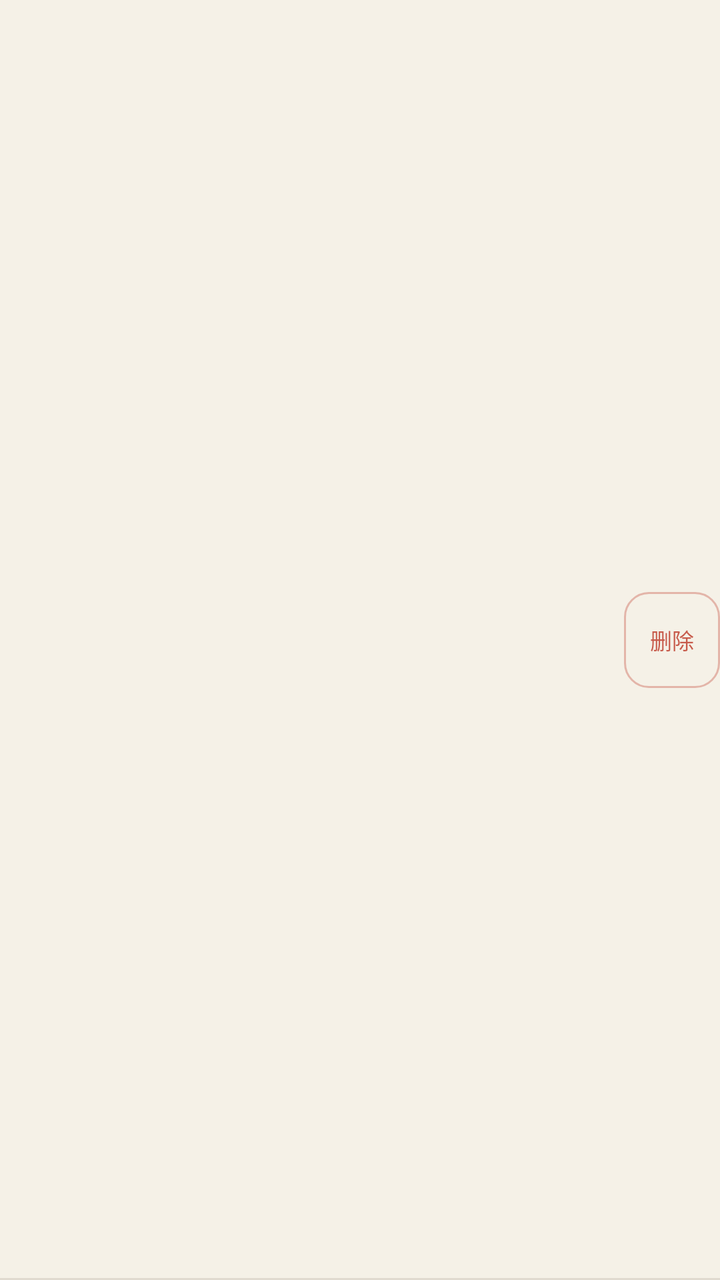
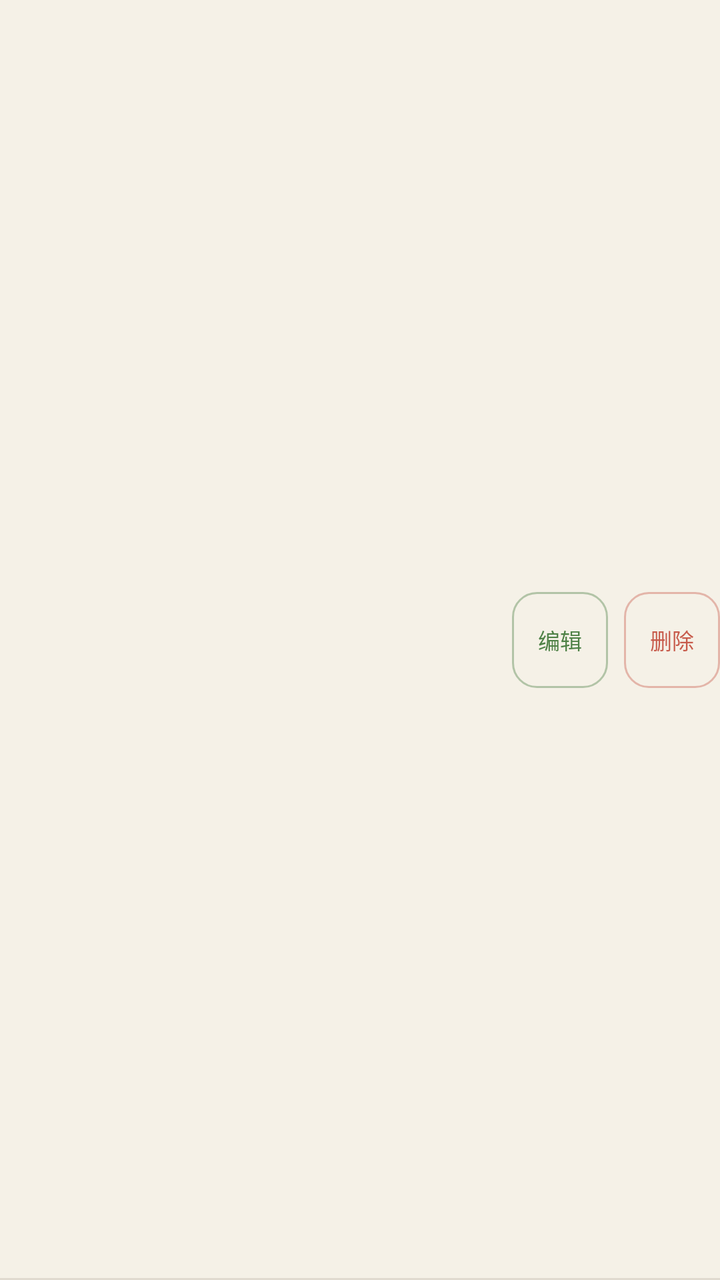

Screens rendered from an Android XML layout before and after an edit, with the pre-edit source and the edit as a unified diff.
<!-- AndroidManifest.xml: application theme Theme.PkmAPP -->
<!-- res/layout/item_transaction.xml -->
<?xml version="1.0" encoding="utf-8"?>
<LinearLayout xmlns:android="http://schemas.android.com/apk/res/android"
    android:layout_width="match_parent"
    android:layout_height="wrap_content"
    android:background="@drawable/bg_transaction_row"
    android:gravity="center_vertical"
    android:orientation="horizontal"
    android:paddingVertical="@dimen/space_8">

    <ImageView
        android:id="@+id/transaction_icon"
        android:layout_width="36dp"
        android:layout_height="36dp"
        android:layout_marginEnd="@dimen/space_12"
        android:contentDescription=""
        android:scaleType="centerInside" />

    <LinearLayout
        android:layout_width="0dp"
        android:layout_height="wrap_content"
        android:layout_weight="1"
        android:orientation="vertical">

        <TextView
            android:id="@+id/transaction_category"
            android:layout_width="wrap_content"
            android:layout_height="wrap_content"
            android:textColor="@color/ink"
            android:textSize="15sp"
            android:textStyle="bold" />

        <TextView
            android:id="@+id/transaction_note"
            android:layout_width="wrap_content"
            android:layout_height="wrap_content"
            android:textColor="@color/wood_brown"
            android:textSize="13sp" />
    </LinearLayout>

    <LinearLayout
        android:layout_width="wrap_content"
        android:layout_height="wrap_content"
        android:gravity="end"
        android:orientation="vertical">

        <TextView
            android:id="@+id/transaction_amount"
            android:layout_width="wrap_content"
            android:layout_height="wrap_content"
            android:textStyle="bold" />

        <TextView
            android:id="@+id/transaction_type"
            android:layout_width="wrap_content"
            android:layout_height="wrap_content"
            android:alpha="0.7"
            android:textSize="10sp" />
    </LinearLayout>

    <TextView
        android:id="@+id/transaction_delete"
        android:layout_width="48dp"
        android:layout_height="48dp"
        android:layout_marginStart="@dimen/space_8"
        android:background="@drawable/bg_transaction_delete"
        android:clickable="true"
        android:contentDescription="删除交易"
        android:focusable="true"
        android:gravity="center"
        android:minWidth="48dp"
        android:minHeight="48dp"
        android:text="删除"
        android:textColor="@color/expense_red"
        android:textSize="11sp" />
</LinearLayout>
<!-- resources referenced by this layout -->
<resources>
  <color name="expense_red">#C75B4B</color>
  <color name="ink">#3B352C</color>
  <color name="wood_brown">#7B5C3B</color>
  <dimen name="space_12">12dp</dimen>
  <dimen name="space_8">8dp</dimen>
  <style name="Theme.PkmAPP" parent="Theme.Material3.DayNight.NoActionBar">
          <item name="android:windowBackground">@color/cream_background</item>
          <item name="android:statusBarColor">@color/cream_background</item>
          <item name="android:navigationBarColor">@color/cream_background</item>
          <item name="android:windowLightStatusBar">true</item>
          <item name="android:windowLightNavigationBar">true</item>
          <item name="colorPrimary">@color/forest_green</item>
          <item name="colorOnPrimary">@color/paper_card</item>
          <item name="colorSecondary">@color/warm_orange</item>
          <item name="colorOnSecondary">@color/ink</item>
          <item name="colorSurface">@color/paper_card</item>
          <item name="colorOnSurface">@color/ink</item>
      </style>
  <color name="cream_background">#F5F1E7</color>
  <color name="forest_green">#4E8146</color>
  <color name="paper_card">#FFF8DF</color>
  <color name="warm_orange">#D48A4A</color>
  <!-- unchanged entries left out for length: 2 -->
</resources>

<!-- the commit's change to res/layout/item_transaction.xml (unified diff, before → after) -->
@@ -58,6 +58,22 @@
     </LinearLayout>
 
     <TextView
+        android:id="@+id/transaction_edit"
+        android:layout_width="48dp"
+        android:layout_height="48dp"
+        android:layout_marginStart="@dimen/space_8"
+        android:background="@drawable/bg_transaction_edit"
+        android:clickable="true"
+        android:contentDescription="编辑交易"
+        android:focusable="true"
+        android:gravity="center"
+        android:minWidth="48dp"
+        android:minHeight="48dp"
+        android:text="编辑"
+        android:textColor="@color/forest_green"
+        android:textSize="11sp" />
+
+    <TextView
         android:id="@+id/transaction_delete"
         android:layout_width="48dp"
         android:layout_height="48dp"
<!-- resource entries referenced after the edit -->
@@ -5,12 +5,31 @@
   <color name="wood_brown">#7B5C3B</color>
   <dimen name="space_12">12dp</dimen>
   <dimen name="space_8">8dp</dimen>
+  <!-- drawable bg_transaction_edit (drawable) -->
+  <?xml version="1.0" encoding="utf-8"?>
+  <selector xmlns:android="http://schemas.android.com/apk/res/android">
+      <item android:state_pressed="true">
+          <shape android:shape="rectangle">
+              <solid android:color="#224E8146" />
+              <corners android:radius="12dp" />
+          </shape>
+      </item>
+      <item>
+          <shape android:shape="rectangle">
+              <solid android:color="@android:color/transparent" />
+              <corners android:radius="12dp" />
+              <stroke android:width="1dp" android:color="#664E8146" />
+          </shape>
+      </item>
+  </selector>
   <style name="Theme.PkmAPP" parent="Theme.Material3.DayNight.NoActionBar">
           <item name="android:windowBackground">@color/cream_background</item>
           <item name="android:statusBarColor">@color/cream_background</item>
           <item name="android:navigationBarColor">@color/cream_background</item>
           <item name="android:windowLightStatusBar">true</item>
           <item name="android:windowLightNavigationBar">true</item>
+          <item name="materialAlertDialogTheme">@style/ThemeOverlay.PkmAPP.ForestDialog</item>
+          <item name="bottomSheetDialogTheme">@style/ThemeOverlay.PkmAPP.ForestBottomSheet</item>
           <item name="colorPrimary">@color/forest_green</item>
           <item name="colorOnPrimary">@color/paper_card</item>
           <item name="colorSecondary">@color/warm_orange</item>
@@ -19,9 +38,36 @@
           <item name="colorOnSurface">@color/ink</item>
       </style>
   <color name="cream_background">#F5F1E7</color>
+  <style name="ThemeOverlay.PkmAPP.ForestDialog" parent="ThemeOverlay.Material3.MaterialAlertDialog">
+          <item name="colorSurface">#FFFCF3</item>
+          <item name="colorOnSurface">@color/forest_deep</item>
+          <item name="colorPrimary">@color/forest_green</item>
+          <item name="android:windowMinWidthMajor">0dp</item>
+          <item name="android:windowMinWidthMinor">0dp</item>
+          <item name="android:backgroundDimAmount">0.3</item>
+          <item name="android:windowAnimationStyle">@null</item>
+      </style>
+  <style name="ThemeOverlay.PkmAPP.ForestBottomSheet" parent="ThemeOverlay.Material3.BottomSheetDialog">
+          <item name="bottomSheetStyle">@style/Widget.PkmAPP.ForestBottomSheet</item>
+          <item name="colorSurface">#FFFCF3</item>
+          <item name="colorOnSurface">@color/forest_deep</item>
+          <item name="colorPrimary">@color/forest_green</item>
+      </style>
   <color name="forest_green">#4E8146</color>
   <color name="paper_card">#FFF8DF</color>
   <color name="warm_orange">#D48A4A</color>
+  <color name="forest_deep">#315E3A</color>
+  <style name="Widget.PkmAPP.ForestBottomSheet" parent="Widget.Material3.BottomSheet.Modal">
+          <item name="backgroundTint">#FFFCF3</item>
+          <item name="shapeAppearanceOverlay">@style/ShapeAppearance.PkmAPP.ForestBottomSheet</item>
+      </style>
+  <style name="ShapeAppearance.PkmAPP.ForestBottomSheet" parent="">
+          <item name="cornerFamily">rounded</item>
+          <item name="cornerSizeTopLeft">22dp</item>
+          <item name="cornerSizeTopRight">22dp</item>
+          <item name="cornerSizeBottomLeft">0dp</item>
+          <item name="cornerSizeBottomRight">0dp</item>
+      </style>
   <!-- unchanged entries left out for length: 2 -->
 </resources>
 
